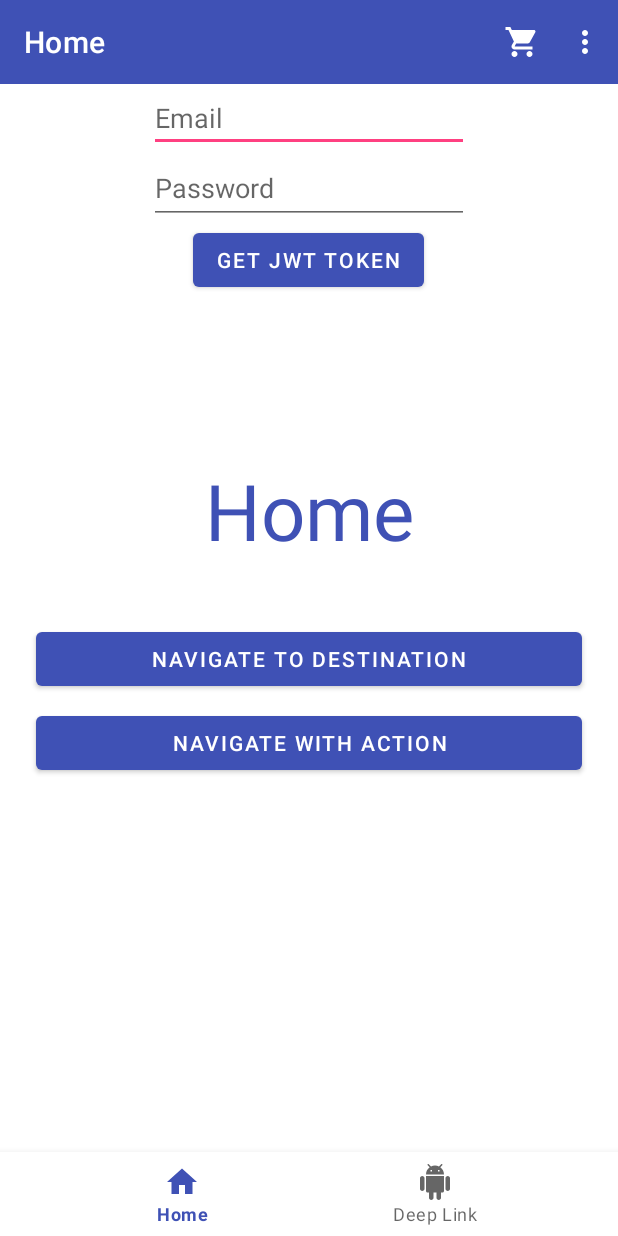
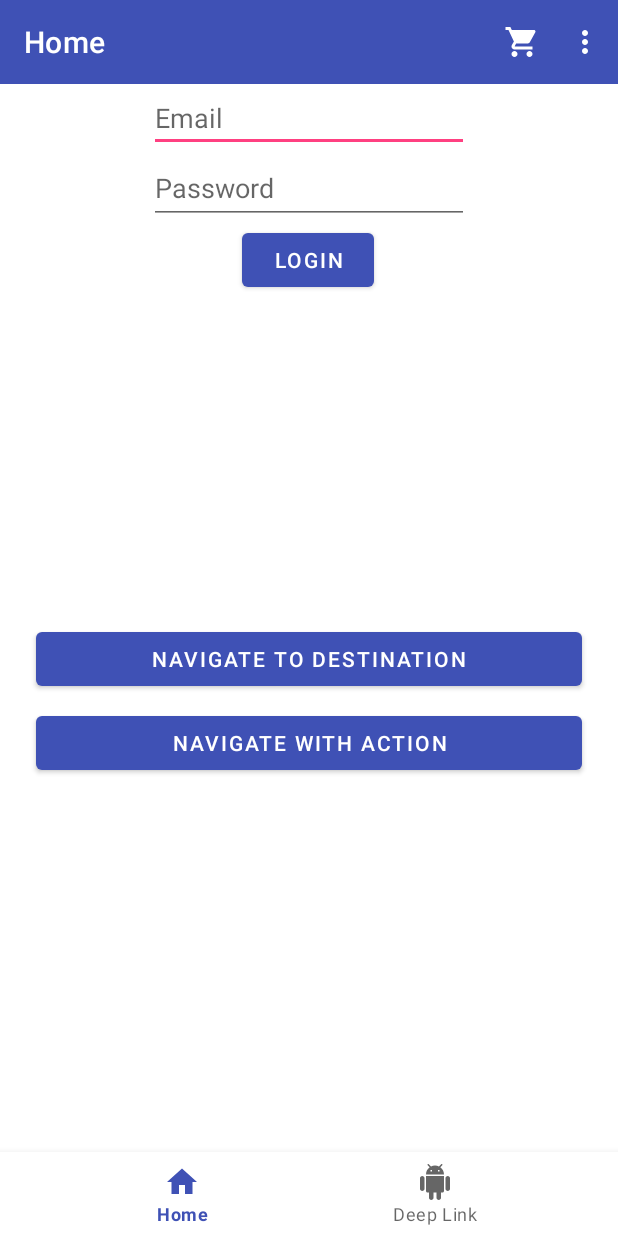
Before and after one commit to kimonkremizas/roll-call-android, an Android app: the screen it shows after launch (MainActivity), on a phone screen of 412 x 824 dp. Run offline under Robolectric (Android 15) with nearby library versions, the phone set to English and light mode, and no system bars; our stand-ins replace navigation-ui; libraries missing offline, so code that uses them is left out: com.example.android.

Commit message:
Login functionality

```diff
--- a/app/src/main/res/layout/home_fragment.xml
+++ b/app/src/main/res/layout/home_fragment.xml
@@ -29,6 +29,7 @@
         android:text="@string/home"
         android:textAlignment="center"
         android:textSize="52sp"
+        android:visibility="invisible"
         app:layout_constraintBottom_toTopOf="@+id/navigate_destination_button"
         app:layout_constraintEnd_toEndOf="parent"
         app:layout_constraintHorizontal_bias="0.5"
@@ -70,7 +71,7 @@
         android:id="@+id/testButton"
         android:layout_width="wrap_content"
         android:layout_height="wrap_content"
-        android:text="Get JWT Token"
+        android:text="Login"
         app:layout_constraintEnd_toEndOf="parent"
         app:layout_constraintHorizontal_bias="0.498"
         app:layout_constraintStart_toStartOf="parent"
@@ -98,4 +99,16 @@
         app:layout_constraintEnd_toEndOf="parent"
         app:layout_constraintStart_toStartOf="parent"
         app:layout_constraintTop_toBottomOf="@+id/testEmail" />
+
+    <TextView
+        android:id="@+id/testResult"
+        android:layout_width="wrap_content"
+        android:layout_height="wrap_content"
+        android:layout_marginTop="24dp"
+        android:text="TextView"
+        android:textSize="30dp"
+        android:visibility="invisible"
+        app:layout_constraintEnd_toEndOf="parent"
+        app:layout_constraintStart_toStartOf="parent"
+        app:layout_constraintTop_toBottomOf="@+id/testButton" />
 </androidx.constraintlayout.widget.ConstraintLayout>
```
Also changed, not shown: app/src/main/java/com/example/android/codelabs/navigation/HomeFragment.kt (+26 -3 lines), app/src/main/java/controllers/UserController.kt (+36 -10 lines), app/src/main/java/services/LoginService.kt (+11 -4 lines).
